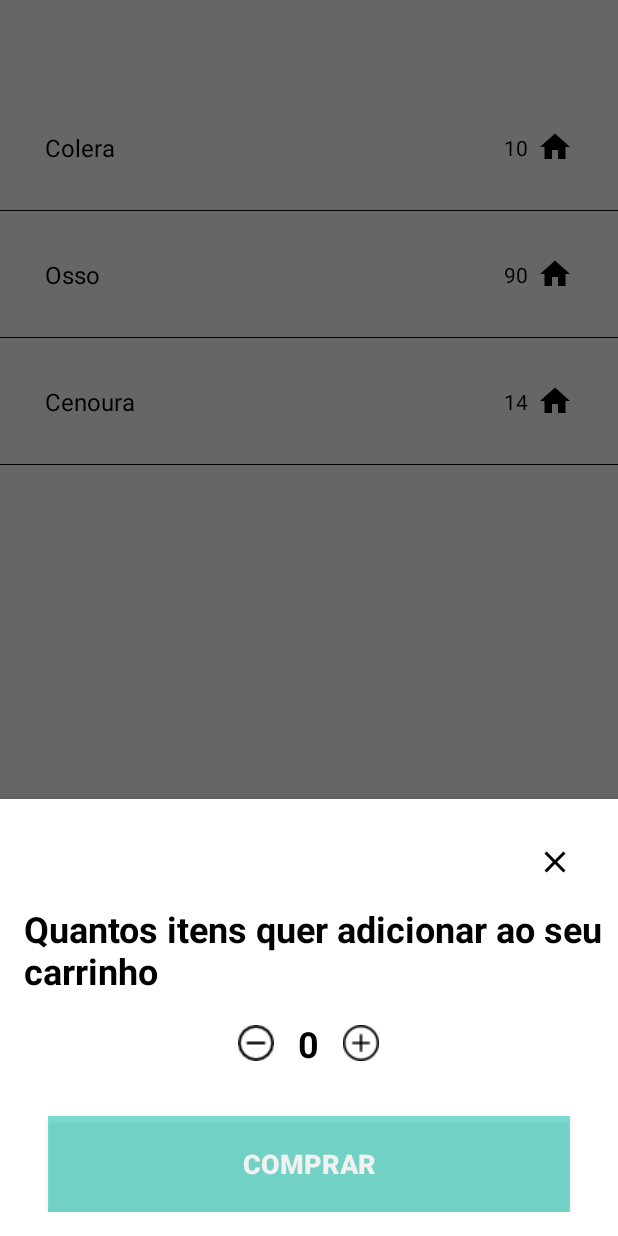
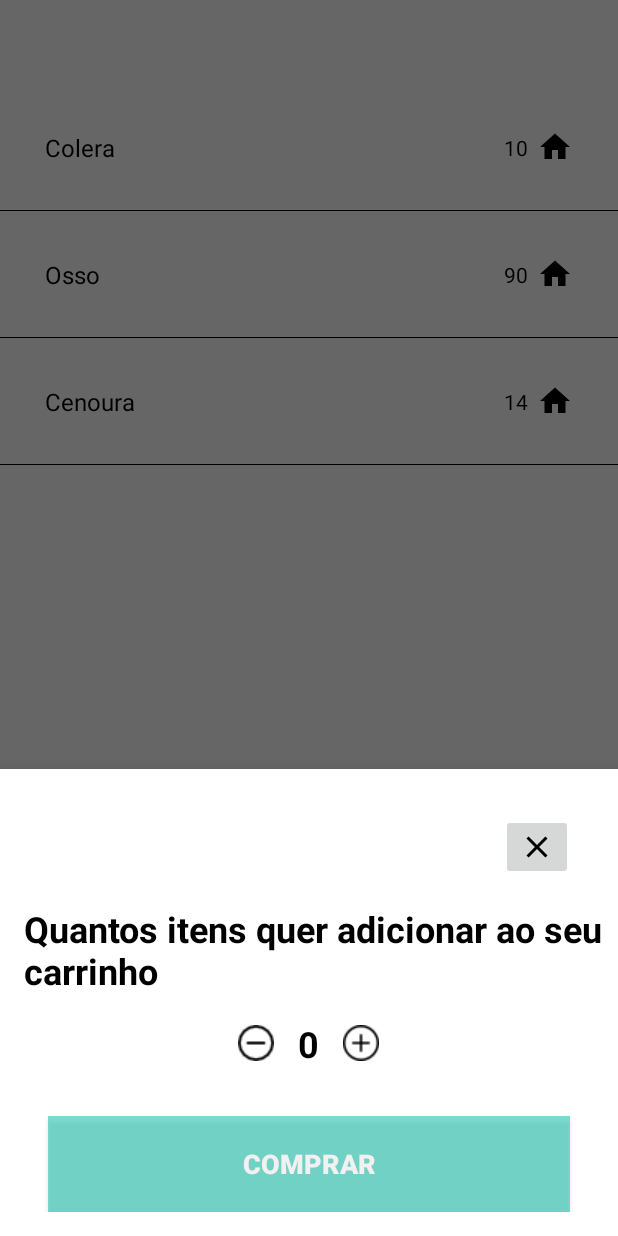
Before and after one commit to pontinisystems/Vespa, an Android app: the screen it shows after launch (MainActivity), after a tap on "Colera", on a phone screen of 412 x 824 dp. Run offline under Robolectric (Android 15) with nearby library versions, the phone set to English and light mode, and no system bars; our stand-ins replace data binding; libraries missing offline, so code that uses them is left out: com.jakewharton.retrofit2; 1 statement that could not run was skipped.

Commit message:
add close

```diff
--- a/app/build.gradle
+++ b/app/build.gradle
@@ -13,7 +13,7 @@ android {
     }
     defaultConfig {
         applicationId "pontinisystems.vespa"
-        minSdkVersion 26
+        minSdkVersion 20
         targetSdkVersion 30
         versionCode 1
         versionName "1.0"
--- a/app/src/main/res/layout/bottom_sheet_persistent.xml
+++ b/app/src/main/res/layout/bottom_sheet_persistent.xml
@@ -8,14 +8,16 @@
     android:background="@color/white"
     android:paddingBottom="16dp"
     app:behavior_hideable="true"
+    android:importantForAccessibility="no"
     app:layout_behavior="com.google.android.material.bottomsheet.BottomSheetBehavior">
 
-    <ImageView
+    <androidx.appcompat.widget.AppCompatImageButton
         android:id="@+id/imgClose"
         android:layout_width="wrap_content"
         android:layout_height="wrap_content"
         android:layout_margin="30dp"
         app:layout_constraintEnd_toEndOf="parent"
+        android:contentDescription="Fechar"
         app:layout_constraintTop_toTopOf="parent"
         app:srcCompat="@drawable/ic_baseline_close_24" />
 
```
